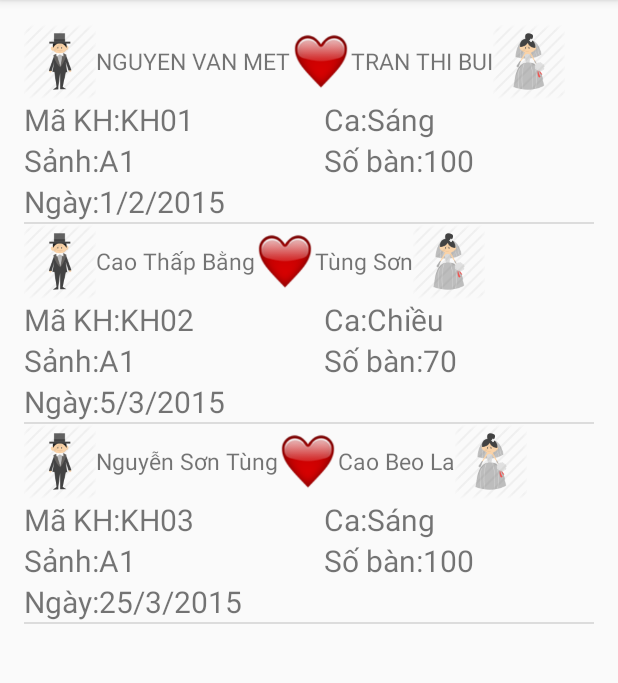
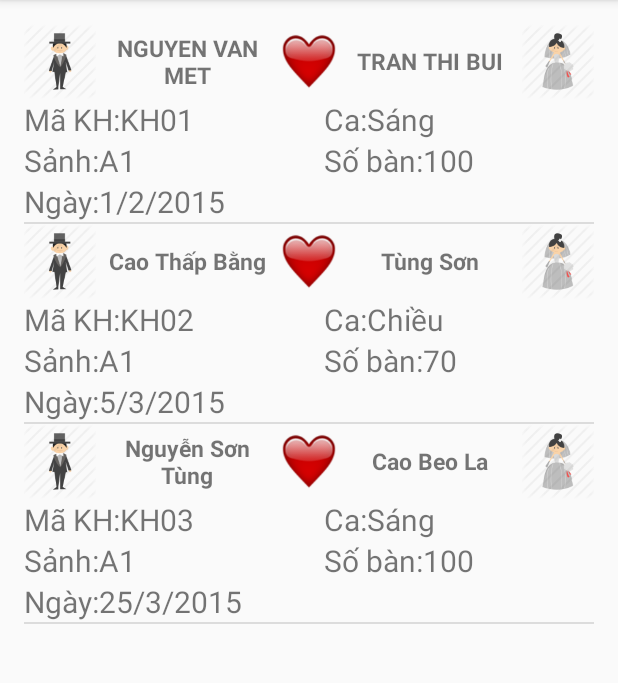
Before and after one commit to VuHoi/WeddingManagement, an Android app: the activityTraCuu screen opened directly, with no data from a screen before it, on a phone screen of 412 x 824 dp, the part 84-767 px from its top. Run offline under Robolectric (Android 15) with nearby library versions, the phone set to English and light mode, and no system bars.

Commit message:
Design item info

```diff
--- a/app/src/main/res/layout/info.xml
+++ b/app/src/main/res/layout/info.xml
@@ -4,10 +4,10 @@
     android:layout_width="match_parent"
     android:orientation="vertical"
     android:layout_height="match_parent">
-    <LinearLayout
-        android:layout_width="wrap_content"
+    <RelativeLayout
+        android:layout_width="match_parent"
         android:layout_height="50dp"
-        android:orientation="horizontal">
+       >
 
         <ImageView
             android:layout_width="wrap_content"
@@ -22,25 +22,42 @@
             android:layout_height="wrap_content"
             android:layout_gravity="center"
             android:textSize="15dp"
-            android:id="@+id/txtChuRe" />
+            android:id="@+id/txtChuRe"
+            android:layout_toLeftOf="@+id/imgheart"
+            android:textStyle="bold"
+            android:textAlignment="center"
+            android:layout_centerVertical="true"
+            android:layout_toRightOf="@+id/imageView"
+            />
         <ImageView
             android:layout_width="40dp"
             android:layout_height="wrap_content"
-            android:src="@drawable/heart" />
+            android:src="@drawable/heart"
+            android:id="@+id/imgheart"
+            android:layout_centerHorizontal="true"/>
         <TextView
             android:layout_width="wrap_content"
             android:layout_height="wrap_content"
             android:textSize="15dp"
             android:id="@+id/txtCoDau"
-            android:layout_gravity="center"/>
+            android:layout_gravity="center"
+            android:layout_toRightOf="@+id/imgheart"
+            android:textStyle="bold"
+            android:textAlignment="center"
+            android:layout_centerVertical="true"
+            android:layout_toLeftOf="@+id/imgbride"
+            />
 
         <ImageView
             android:layout_width="wrap_content"
             android:layout_height="wrap_content"
             android:paddingLeft="-40dp"
             android:paddingRight="-40dp"
-            android:src="@drawable/bride"/>
-    </LinearLayout>
+            android:src="@drawable/bride"
+           android:layout_alignParentRight="true"
+            android:id="@+id/imgbride"
+            />
+    </RelativeLayout>
     <LinearLayout
         android:layout_width="wrap_content"
         android:layout_height="wrap_content"
```
